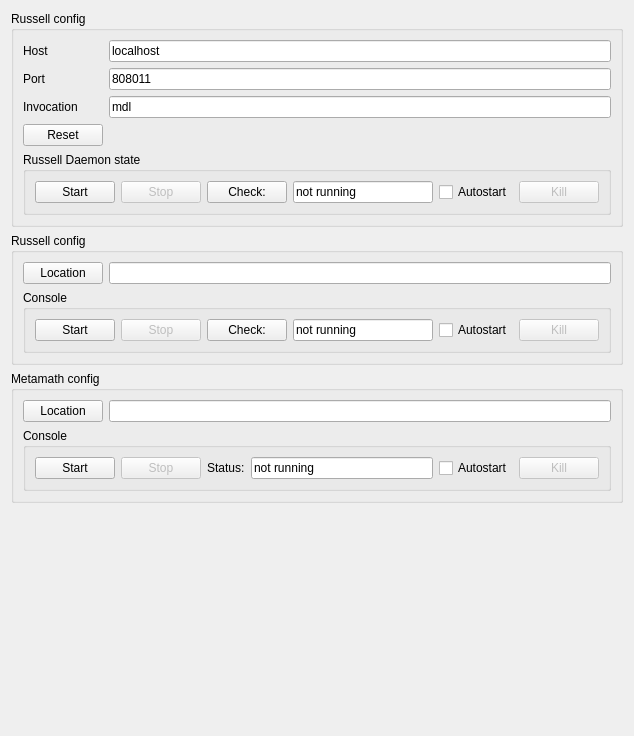
Old version of the form addons/kate-russell-plugin/RussellConfig.ui in the repository dmitry-vlasov/kate-russell.
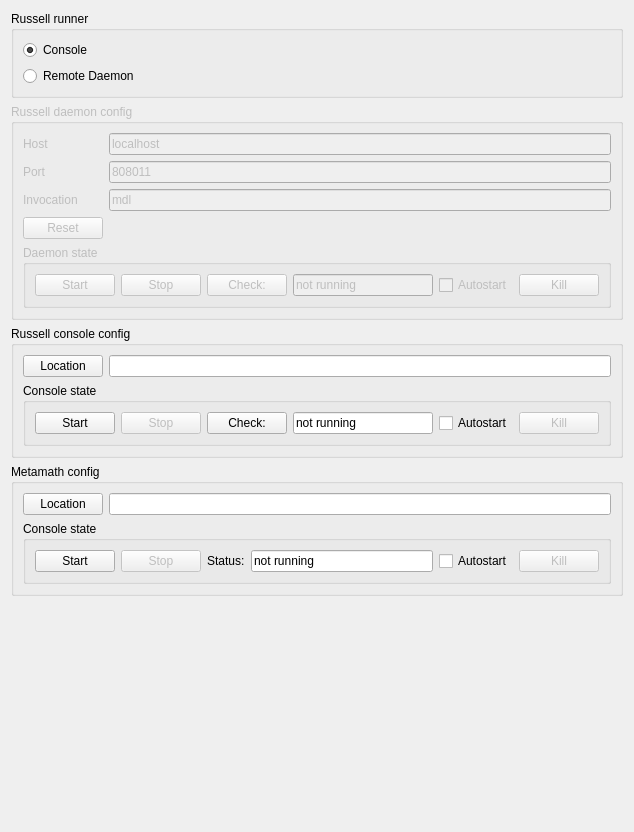
New version of the form.

Commit message: Russell config enhanced: console may be chosen

The edit to the form file:
```diff
--- a/addons/kate-russell-plugin/RussellConfig.ui
+++ b/addons/kate-russell-plugin/RussellConfig.ui
@@ -7,7 +7,7 @@
     <x>0</x>
     <y>0</y>
     <width>634</width>
-    <height>736</height>
+    <height>832</height>
    </rect>
   </property>
   <property name="sizePolicy">
@@ -16,11 +16,43 @@
     <verstretch>0</verstretch>
    </sizepolicy>
   </property>
-  <layout class="QVBoxLayout" name="verticalLayout">
+  <layout class="QVBoxLayout" name="verticalLayout_2">
+   <item>
+    <widget class="QGroupBox" name="groupBox">
+     <property name="title">
+      <string>Russell runner</string>
+     </property>
+     <layout class="QVBoxLayout" name="verticalLayout">
+      <item>
+       <widget class="QRadioButton" name="russellConsoleRadioButton">
+        <property name="text">
+         <string>Console</string>
+        </property>
+        <property name="checked">
+         <bool>true</bool>
+        </property>
+       </widget>
+      </item>
+      <item>
+       <widget class="QRadioButton" name="russellDaemonRadioButton">
+        <property name="text">
+         <string>Remote Daemon</string>
+        </property>
+        <property name="checked">
+         <bool>false</bool>
+        </property>
+       </widget>
+      </item>
+     </layout>
+    </widget>
+   </item>
    <item>
     <widget class="QGroupBox" name="russellConfigGroupBox">
+     <property name="enabled">
+      <bool>false</bool>
+     </property>
      <property name="title">
-      <string>Russell config</string>
+      <string>Russell daemon config</string>
      </property>
      <layout class="QGridLayout" name="gridLayout">
       <item row="0" column="0">
@@ -78,7 +110,7 @@
       <item row="4" column="0" colspan="2">
        <widget class="QGroupBox" name="russellStateGroupBox">
         <property name="title">
-         <string>Russell Daemon state</string>
+         <string>Daemon state</string>
         </property>
         <layout class="QHBoxLayout" name="horizontalLayout_2">
          <item>
@@ -101,7 +133,7 @@
          <item>
           <widget class="QPushButton" name="russellCheckButton">
            <property name="enabled">
-            <bool>true</bool>
+            <bool>false</bool>
            </property>
            <property name="text">
             <string>Check:</string>
@@ -144,7 +176,7 @@
    <item>
     <widget class="QGroupBox" name="russellConsoleConfigGroupBox">
      <property name="title">
-      <string>Russell config</string>
+      <string>Russell console config</string>
      </property>
      <layout class="QGridLayout" name="gridLayout_3">
       <item row="0" column="0">
@@ -167,7 +199,7 @@
       <item row="1" column="0" colspan="2">
        <widget class="QGroupBox" name="russellConsoleStateGroupBox">
         <property name="title">
-         <string>Console</string>
+         <string>Console state</string>
         </property>
         <layout class="QHBoxLayout" name="horizontalLayout_4">
          <item>
@@ -256,7 +288,7 @@
       <item row="1" column="0" colspan="2">
        <widget class="QGroupBox" name="metamathStateGroupBox">
         <property name="title">
-         <string>Console</string>
+         <string>Console state</string>
         </property>
         <layout class="QHBoxLayout" name="horizontalLayout">
          <item>
```
Left out of the diff: 20 changed lines with no effect on the pictures. The commit also changes 8 other files.
